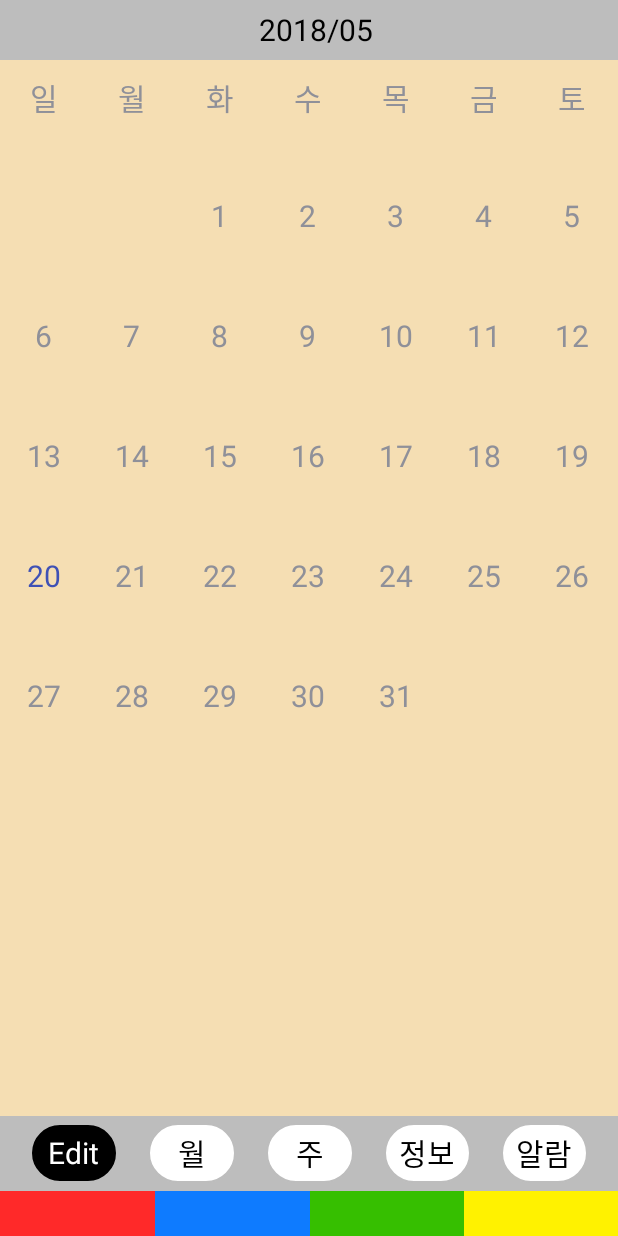
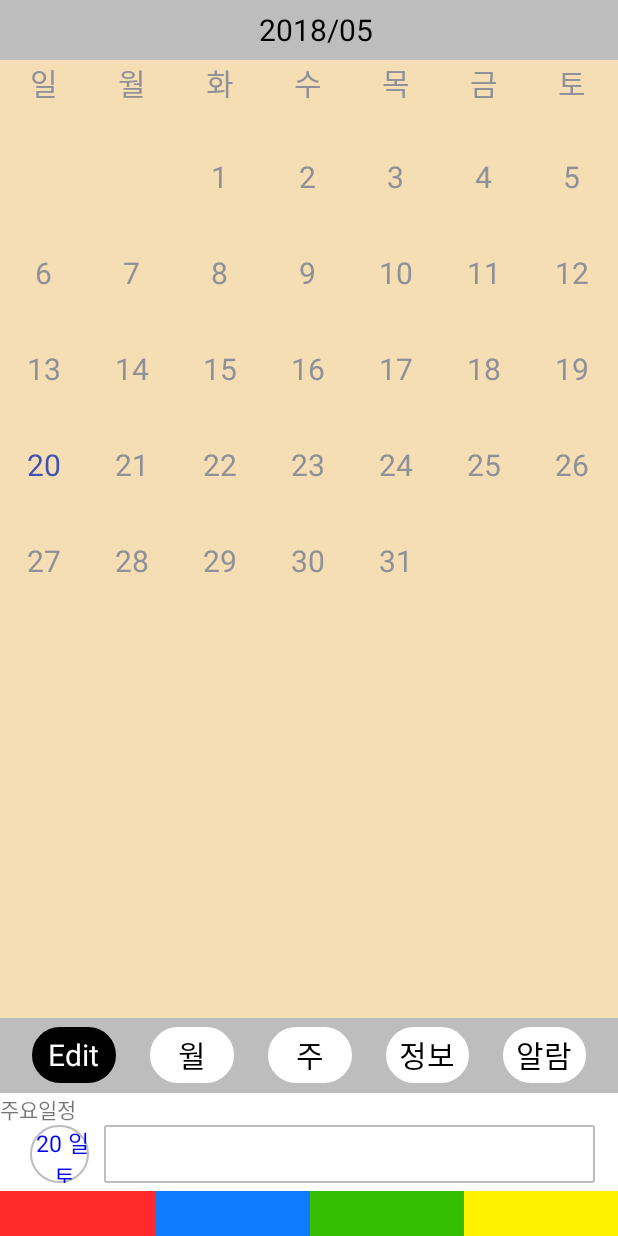
Before and after one commit to snakim0813/Smart-Planer, an Android app: the CalendarActivity screen opened directly, with no data from a screen before it, on a phone screen of 412 x 824 dp. Run offline under Robolectric (Android 15) with nearby library versions, the phone set to English and light mode, and no system bars.

Commit message:
Calender Correct
Correct content
1. Calendar output with scrolling
    ->Full display of calendar on one
        screen
2. add main plan part ui

```diff
--- a/app/src/main/java/com/example/minsuk/smartplaner/CalendarActivity.java
+++ b/app/src/main/java/com/example/minsuk/smartplaner/CalendarActivity.java
@@ -87,6 +87,8 @@ public class CalendarActivity extends Activity {
      */
 
     private Calendar mCal;
+
+    TextView DateNow;
 
 
 
@@ -202,9 +204,15 @@ public class CalendarActivity extends Activity {
 
         });
 
+        Date DateC =  new Date(now);
 
+        SimpleDateFormat Datenow = new SimpleDateFormat(" dd 일\n    토");
 
+        String nowDate = Datenow.format(DateC);
 
+        DateNow =(TextView)findViewById(R.id.Day);
+
+        DateNow.setText(nowDate);
 
     }
 
--- a/app/src/main/res/layout/activity_calendar.xml
+++ b/app/src/main/res/layout/activity_calendar.xml
@@ -38,9 +38,7 @@
 
         android:layout_width="match_parent"
 
-        android:layout_height="0dp"
-
-        android:layout_marginTop="10dp"
+        android:layout_height="200dp"
 
         android:layout_weight="1"
 
@@ -196,6 +194,53 @@
 
         <LinearLayout
             android:layout_width="match_parent"
+            android:layout_height="65dp"
+            android:orientation="vertical"
+            android:background="#ffffff"
+            >
+            <TextView
+                android:layout_width="wrap_content"
+                android:layout_height="wrap_content"
+                android:text="주요일정"
+                />
+           <LinearLayout
+               android:layout_width="match_parent"
+               android:layout_height="match_parent"
+               android:orientation="horizontal">
+            <LinearLayout
+                android:layout_width="wrap_content"
+                android:layout_marginLeft="20dp"
+                android:layout_marginBottom="5dp"
+                android:layout_height="wrap_content"
+                android:background="@drawable/button_option_02"
+                android:orientation="horizontal"
+                >
+                <TextView
+                    android:id="@+id/Day"
+                    android:layout_width="wrap_content"
+                    android:layout_height="wrap_content"
+                    android:textColor="#0000FF"
+                    android:textSize="15dp"
+                    android:text=""/>
+
+                </LinearLayout>
+               <LinearLayout
+                   android:layout_width="match_parent"
+                   android:layout_height="match_parent"
+                   android:layout_marginRight="15dp"
+                   android:layout_marginLeft="10dp"
+                   android:layout_marginBottom="5dp"
+                   android:background="@drawable/outline01">
+
+               </LinearLayout>
+           </LinearLayout>
+
+        </LinearLayout>
+
+        </LinearLayout>
+
+        <LinearLayout
+            android:layout_width="match_parent"
             android:layout_height="30dp"
             android:orientation="horizontal"
             android:gravity="center">
@@ -235,9 +280,6 @@
                 >
 
             </LinearLayout>
+
         </LinearLayout>
     </LinearLayout>
-
-
-
-</LinearLayout>
--- a/app/src/main/res/layout/item_calendar_gridview.xml
+++ b/app/src/main/res/layout/item_calendar_gridview.xml
@@ -20,7 +20,7 @@
 
         android:layout_width="wrap_content"
 
-        android:layout_height="80dp"
+        android:layout_height="64dp"
 
         android:textSize="20sp"
 
```
